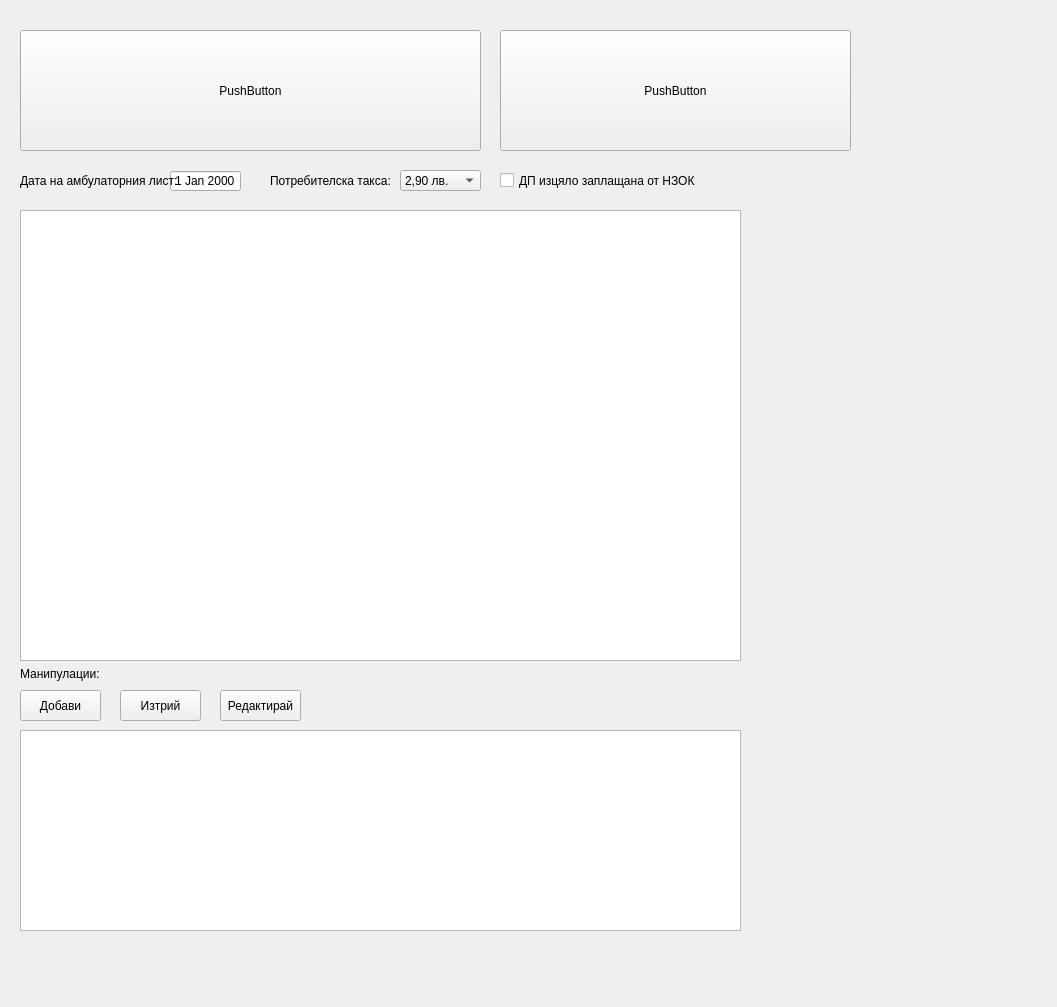
Qt form src/View/ListView/ListView.ui (thefinalcutbg/DinoDent) before a commit.
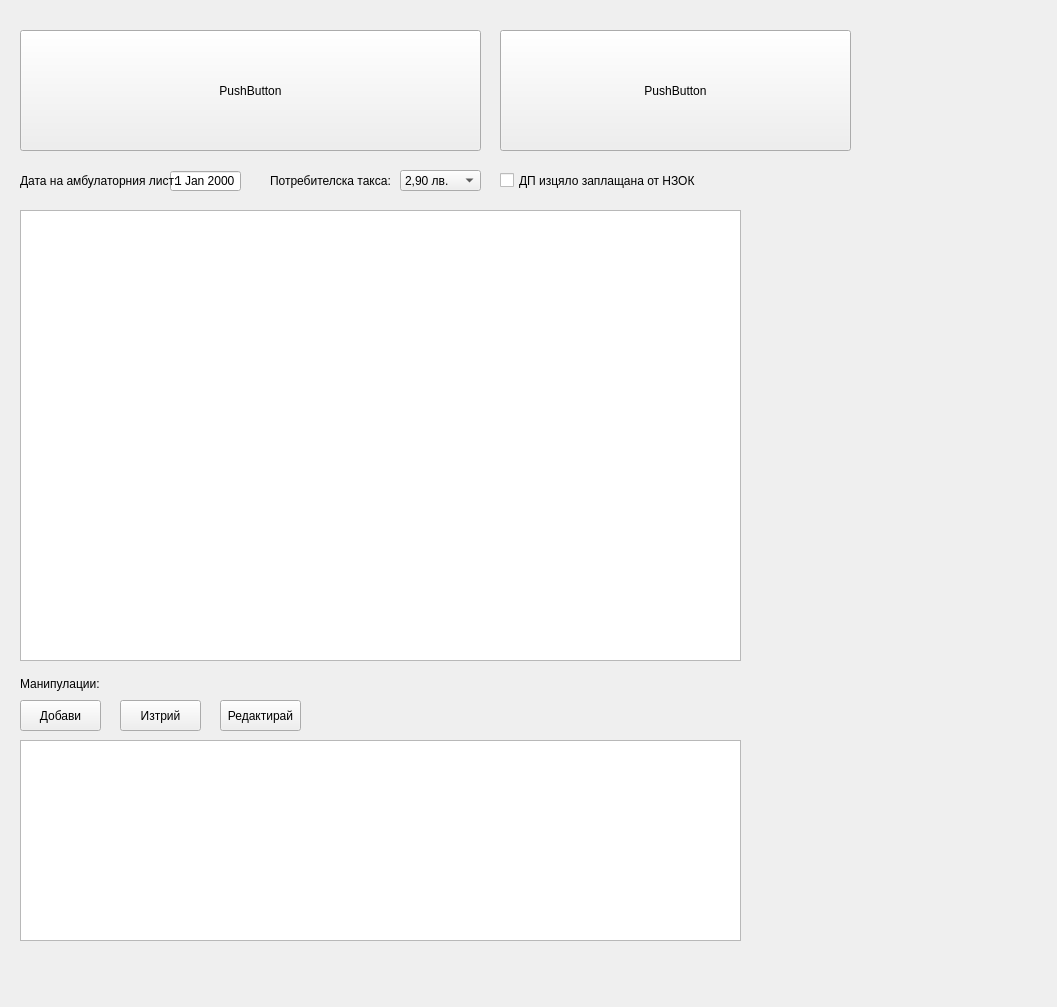
The same form after that commit. Custom widgets are drawn as their Qt base class.

Patch:
```diff
--- a/src/View/ListView/ListView.ui
+++ b/src/View/ListView/ListView.ui
@@ -94,7 +94,7 @@
    <property name="geometry">
     <rect>
      <x>20</x>
-     <y>730</y>
+     <y>740</y>
      <width>721</width>
      <height>201</height>
     </rect>
@@ -107,7 +107,7 @@
    <property name="geometry">
     <rect>
      <x>20</x>
-     <y>690</y>
+     <y>700</y>
      <width>81</width>
      <height>31</height>
     </rect>
@@ -120,7 +120,7 @@
    <property name="geometry">
     <rect>
      <x>120</x>
-     <y>690</y>
+     <y>700</y>
      <width>81</width>
      <height>31</height>
     </rect>
@@ -133,7 +133,7 @@
    <property name="geometry">
     <rect>
      <x>220</x>
-     <y>690</y>
+     <y>700</y>
      <width>81</width>
      <height>31</height>
     </rect>
@@ -175,7 +175,7 @@
    <property name="geometry">
     <rect>
      <x>20</x>
-     <y>663</y>
+     <y>673</y>
      <width>81</width>
      <height>21</height>
     </rect>
```
